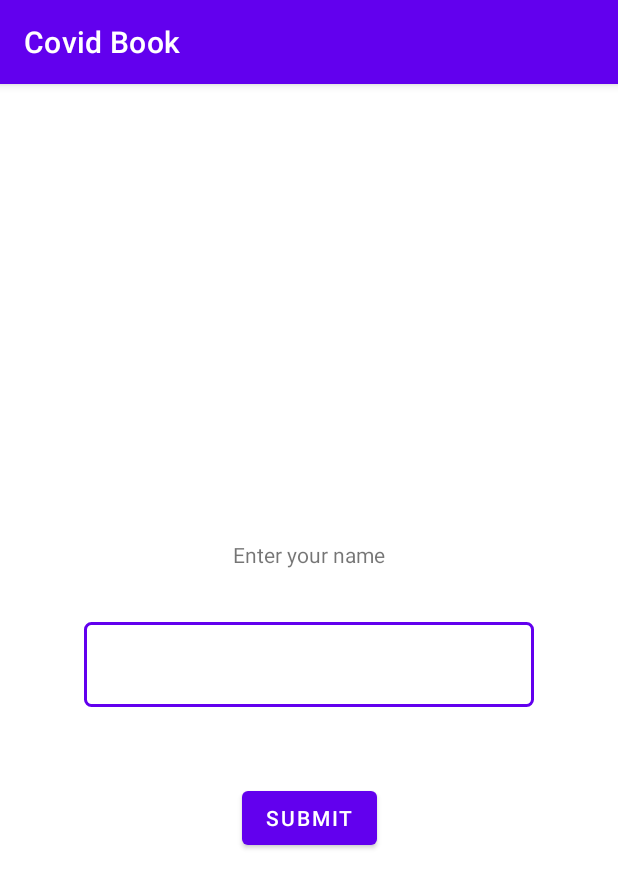
After one commit to pawrob/CovidAppMobi, an Android app: the NameActivity screen opened directly, with no data from a screen before it, on a phone screen of 412 x 824 dp. The commit adds this screen. Shown: the top 888 px of the screen. Run offline under Robolectric (Android 15) with nearby library versions, the phone set to English and light mode, and no system bars.

Commit message:
ADDED [Change name screen]

```diff
--- a/app/src/main/java/com/example/covidbook/MainActivity.java
+++ b/app/src/main/java/com/example/covidbook/MainActivity.java
@@ -7,6 +7,7 @@ import android.view.View;
 import android.widget.Button;
 
 
+import com.example.covidbook.ui.home.HomeFragment;
 import com.google.android.material.bottomnavigation.BottomNavigationView;
 
 import androidx.appcompat.app.AppCompatActivity;
--- /dev/null
+++ b/app/src/main/java/com/example/covidbook/info/name/NameActivity.java
@@ -0,0 +1,58 @@
+package com.example.covidbook.info.name;
+
+import androidx.appcompat.app.AppCompatActivity;
+
+import android.annotation.SuppressLint;
+import android.content.Intent;
+import android.os.Bundle;
+import android.text.Editable;
+import android.text.TextWatcher;
+import android.view.View;
+import android.widget.Button;
+import android.widget.EditText;
+import android.widget.TextView;
+
+import com.example.covidbook.MainActivity;
+import com.example.covidbook.R;
+import com.example.covidbook.SettingsActivity;
+import com.example.covidbook.info.PersosInfo;
+
+public class NameActivity extends AppCompatActivity {
+
+    private EditText nameInput;
+    private Button confirm;
+
+    @Override
+    protected void onCreate(Bundle savedInstanceState) {
+        super.onCreate(savedInstanceState);
+        setContentView(R.layout.activity_name);
+
+        nameInput = (EditText) findViewById(R.id.name);
+        nameInput.addTextChangedListener(new TextWatcher() {
+            @Override
+            public void beforeTextChanged(CharSequence charSequence, int i, int i1, int i2) {
+                confirm.setEnabled(false);
+            }
+
+            @Override
+            public void onTextChanged(CharSequence charSequence, int i, int i1, int i2) {}
+
+            @Override
+            public void afterTextChanged(Editable editable) {
+                confirm.setEnabled(true);
+            }
+        });
+
+        confirm = (Button) findViewById(R.id.submitButton);
+        confirm.setOnClickListener(new View.OnClickListener() {
+            @Override
+            public void onClick(View view) {
+                String nameData = nameInput.getText().toString();
+                System.out.println(nameData);
+                Intent startIntent = new Intent(view.getContext(), MainActivity.class);
+                startIntent.putExtra("NameIMP",  nameData);
+                startActivity(startIntent);
+            }
+        });
+    }
+}
--- a/app/src/main/java/com/example/covidbook/info/name/NameFragment.java
+++ /dev/null
@@ -1,4 +0,0 @@
-package com.example.covidbook.info.name;
-
-public class NameFragment {
-}
--- a/app/src/main/java/com/example/covidbook/info/name/NameViewModel.java
+++ /dev/null
@@ -1,4 +0,0 @@
-package com.example.covidbook.info.name;
-
-public class NameViewModel {
-}
--- a/app/src/main/java/com/example/covidbook/ui/home/HomeViewModel.java
+++ b/app/src/main/java/com/example/covidbook/ui/home/HomeViewModel.java
@@ -3,6 +3,7 @@ package com.example.covidbook.ui.home;
 import android.graphics.Bitmap;
 import android.graphics.BitmapFactory;
 import android.media.Image;
+import android.os.Bundle;
 import android.widget.ImageView;
 
 import androidx.lifecycle.LiveData;
@@ -21,7 +22,8 @@ public class HomeViewModel extends ViewModel {
     public HomeViewModel() {
         mText = new MutableLiveData<>();
         mImage = new MutableLiveData<>();
-        mText.setValue("This is home fragment");
+
+        mText.setValue("Welcome, ");
         mImage.setValue(bmp);
     }
 
--- /dev/null
+++ b/app/src/main/res/layout/activity_name.xml
@@ -0,0 +1,62 @@
+<?xml version="1.0" encoding="utf-8"?>
+<androidx.constraintlayout.widget.ConstraintLayout xmlns:android="http://schemas.android.com/apk/res/android"
+    xmlns:app="http://schemas.android.com/apk/res-auto"
+    xmlns:tools="http://schemas.android.com/tools"
+    android:layout_width="match_parent"
+    android:layout_height="match_parent"
+    tools:context=".info.name.NameActivity">
+
+    <TextView
+        android:id="@+id/parameters"
+        android:layout_width="wrap_content"
+        android:layout_height="wrap_content"
+        android:layout_marginStart="25dp"
+        android:layout_marginEnd="25dp"
+        android:layout_marginBottom="30dp"
+        android:text="@string/enter_your_name"
+        app:layout_constraintBottom_toTopOf="@+id/nameinput"
+        app:layout_constraintEnd_toEndOf="parent"
+        app:layout_constraintStart_toStartOf="parent" />
+
+    <com.google.android.material.textfield.TextInputLayout
+        android:id="@+id/nameinput"
+        style="@style/Widget.MaterialComponents.TextInputLayout.OutlinedBox"
+        android:layout_width="300dp"
+        android:layout_height="wrap_content"
+        android:layout_marginStart="50dp"
+        android:layout_marginTop="200dp"
+        android:layout_marginEnd="50dp"
+        android:layout_marginBottom="200dp"
+        app:boxCornerRadiusBottomEnd="5dp"
+        app:boxCornerRadiusBottomStart="5dp"
+        app:boxCornerRadiusTopEnd="5dp"
+        app:boxCornerRadiusTopStart="5dp"
+        app:layout_constraintBottom_toBottomOf="parent"
+        app:layout_constraintEnd_toEndOf="parent"
+        app:layout_constraintStart_toStartOf="parent"
+        app:layout_constraintTop_toTopOf="parent">
+
+        <EditText
+            android:id="@+id/name"
+            android:layout_width="match_parent"
+            android:layout_height="wrap_content"
+            android:ellipsize="end"
+            android:textAlignment="textStart"
+            android:textColorHighlight="@color/purple_700"
+            android:textColorLink="@color/purple_500" />
+
+    </com.google.android.material.textfield.TextInputLayout>
+
+    <Button
+        android:id="@+id/submitButton"
+        android:layout_width="wrap_content"
+        android:layout_height="wrap_content"
+        android:layout_marginStart="25dp"
+        android:layout_marginTop="50dp"
+        android:layout_marginEnd="25dp"
+        android:text="@string/submit"
+        app:layout_constraintEnd_toEndOf="parent"
+        app:layout_constraintStart_toStartOf="parent"
+        app:layout_constraintTop_toBottomOf="@+id/nameinput" />
+
+</androidx.constraintlayout.widget.ConstraintLayout>
--- a/app/src/main/res/values/strings.xml
+++ b/app/src/main/res/values/strings.xml
@@ -29,4 +29,5 @@
     <string name="submit">Submit</string>
     <string name="how_do_you_feel_today">How do you feel today?</string>
     <string name="did_you_go_out_today">Did you go out today?</string>
+    <string name="enter_your_name">Enter your name</string>
 </resources>
```
Also changed, not shown: app/src/main/AndroidManifest.xml (+26 -17 lines), app/src/main/java/com/example/covidbook/ui/home/HomeFragment.java (+10 -3 lines), app/src/main/res/xml/root_preferences.xml (+9 -4 lines).
